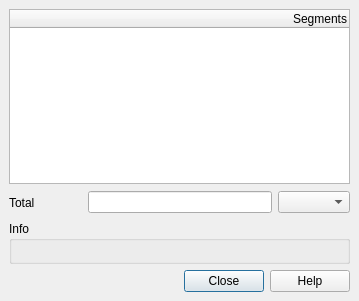
Above: src/ui/qgsmeasurebase.ui from carsmie/QGIS before the change. Below: the same form after it.
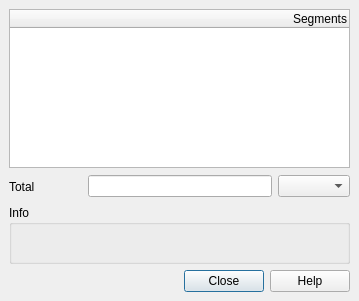
That is the form after the change. Icons and pictures are not drawn. Custom widgets are drawn as their Qt base class.

Commit message: Fix messed up collapse icon in measure dialog

```diff
--- a/src/ui/qgsmeasurebase.ui
+++ b/src/ui/qgsmeasurebase.ui
@@ -119,18 +119,6 @@
       <string>Info</string>
      </property>
      <layout class="QVBoxLayout" name="verticalLayout">
-      <property name="leftMargin">
-       <number>3</number>
-      </property>
-      <property name="topMargin">
-       <number>3</number>
-      </property>
-      <property name="rightMargin">
-       <number>3</number>
-      </property>
-      <property name="bottomMargin">
-       <number>3</number>
-      </property>
       <item>
        <widget class="QLabel" name="mNotesLabel">
         <property name="text">
```
